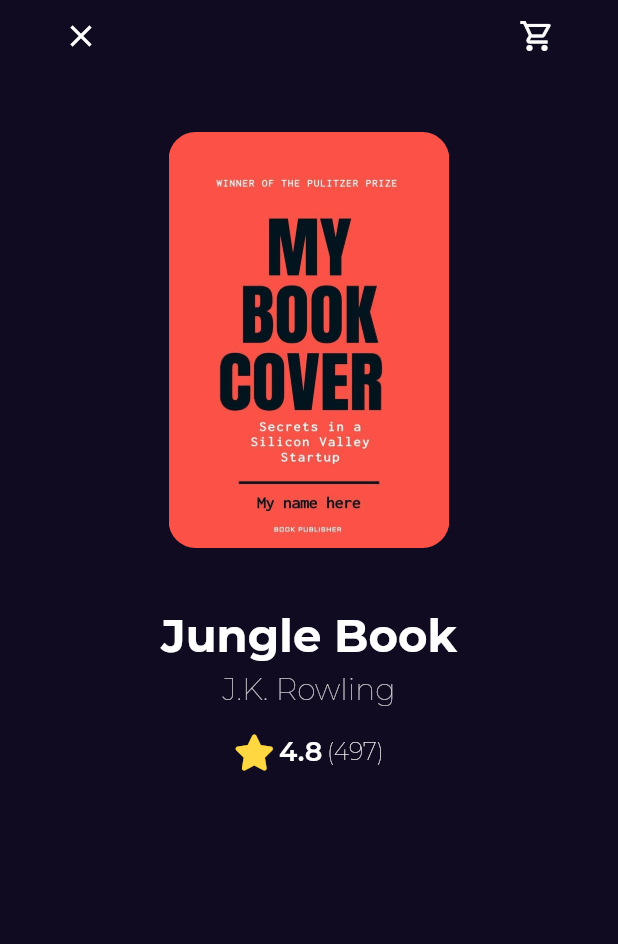
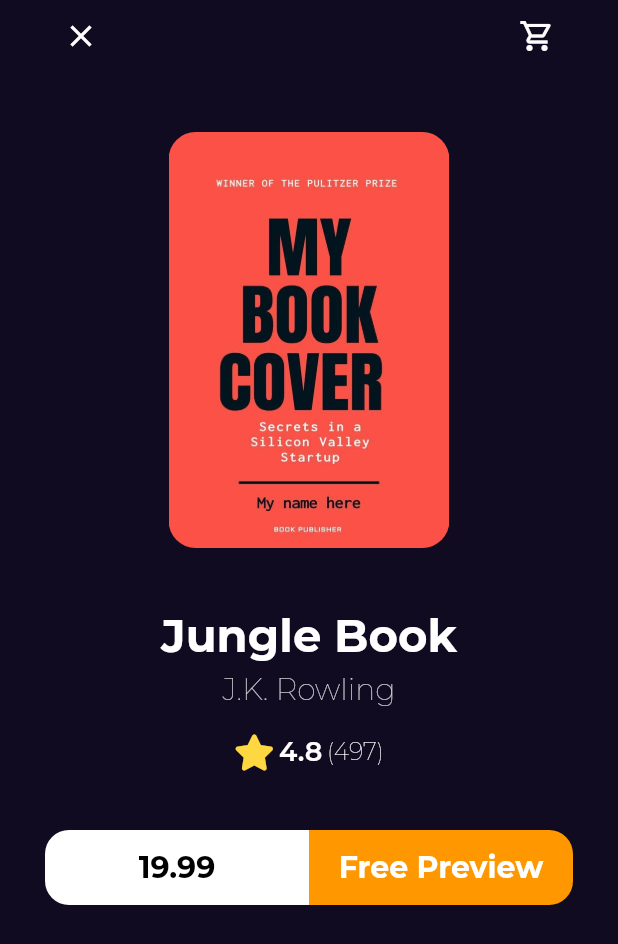
Before and after one commit to 3bary/bookly_app, a Flutter app: the screen it shows after launch, after a tap on "Harry Potter Second Edition for everyone", on a phone screen of 412 x 824 dp. Shown: the top 944 px of the screen. Run offline on Flutter 3.47's test engine with Material 2 defaults, Android fonts, the phone set to English and light mode, and no system bars; our stand-ins replace font_awesome_flutter, go_router, google_fonts.

Commit message:
add books action to book details

```diff
--- /dev/null
+++ b/lib/core/widgets/custom_button.dart
@@ -0,0 +1,30 @@
+import 'package:flutter/material.dart';
+
+class CustomButton extends StatelessWidget {
+  const CustomButton({Key? key, required this.backgroundColor, this.borderRadius, required this.text, required this.textColor}) : super(key: key);
+  final Color backgroundColor;
+  final BorderRadius? borderRadius;
+  final String text;
+  final Color textColor;
+  @override
+  Widget build(BuildContext context) {
+    return SizedBox(
+      height: 50,
+      child: TextButton(
+        style: TextButton.styleFrom(
+          backgroundColor: backgroundColor,
+          shape: RoundedRectangleBorder(
+            borderRadius: borderRadius ??  BorderRadius.circular(16)
+          ),
+        ),
+        onPressed: () {},
+        child: Text(
+          text,
+          style: TextStyle(
+              color: textColor, fontSize: 20, fontWeight: FontWeight.bold,
+          ),
+        ),
+      ),
+    );
+  }
+}
--- a/lib/features/home/presentation/views/widgets/book_details_body.dart
+++ b/lib/features/home/presentation/views/widgets/book_details_body.dart
@@ -2,6 +2,7 @@ import 'package:bookly_app/features/home/presentation/views/widgets/book_rating.
 import 'package:bookly_app/features/home/presentation/views/widgets/custom_book_item.dart';
 import 'package:flutter/material.dart';
 
+import 'books_action.dart';
 import 'custom_book_details_app_bar.dart';
 
 class BookDetailsBody extends StatelessWidget {
@@ -30,6 +31,8 @@ class BookDetailsBody extends StatelessWidget {
           ),
           const SizedBox(height: 18,),
           const BookRating(mainAxisAlignment: MainAxisAlignment.center,),
+          const SizedBox(height: 40,),
+          const BooksAction()
         ],
       ),
     );
--- /dev/null
+++ b/lib/features/home/presentation/views/widgets/books_action.dart
@@ -0,0 +1,36 @@
+import 'package:bookly_app/core/widgets/custom_button.dart';
+import 'package:flutter/material.dart';
+
+class BooksAction extends StatelessWidget {
+  const BooksAction({Key? key}) : super(key: key);
+
+  @override
+  Widget build(BuildContext context) {
+    return Row(
+      children: const [
+        Expanded(
+            child: CustomButton(
+          backgroundColor: Colors.white,
+          text: '19.99',
+          textColor: Colors.black,
+              borderRadius: BorderRadius.only(
+                topLeft: Radius.circular(16),
+                bottomLeft: Radius.circular(16),
+              ),
+        ),
+        ),
+        Expanded(
+          child: CustomButton(
+          backgroundColor: Colors.orange,
+          text: 'Free Preview',
+          textColor: Colors.white,
+            borderRadius: BorderRadius.only(
+              topRight: Radius.circular(16),
+              bottomRight: Radius.circular(16),
+            ),
+        ),
+        )
+      ],
+    );
+  }
+}
--- a/lib/features/splash/presentation/views/widgets/splash_view_body.dart
+++ b/lib/features/splash/presentation/views/widgets/splash_view_body.dart
@@ -56,7 +56,7 @@ class _SplashViewBodyState extends State<SplashViewBody>
 
   void navigateToHome() {
     Future.delayed(const Duration(seconds: 2), () {
-      GoRouter.of(context).push(AppRouter.kHomeView);
+      GoRouter.of(context).pushReplacement(AppRouter.kHomeView);
     });
   }
 }
```
